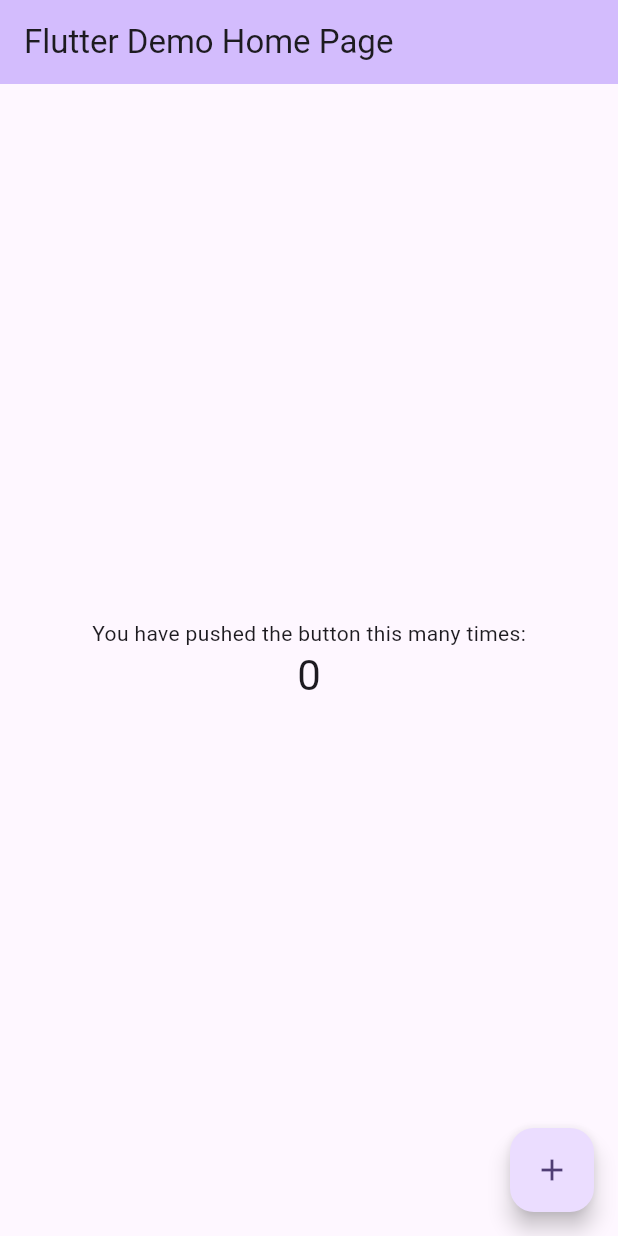
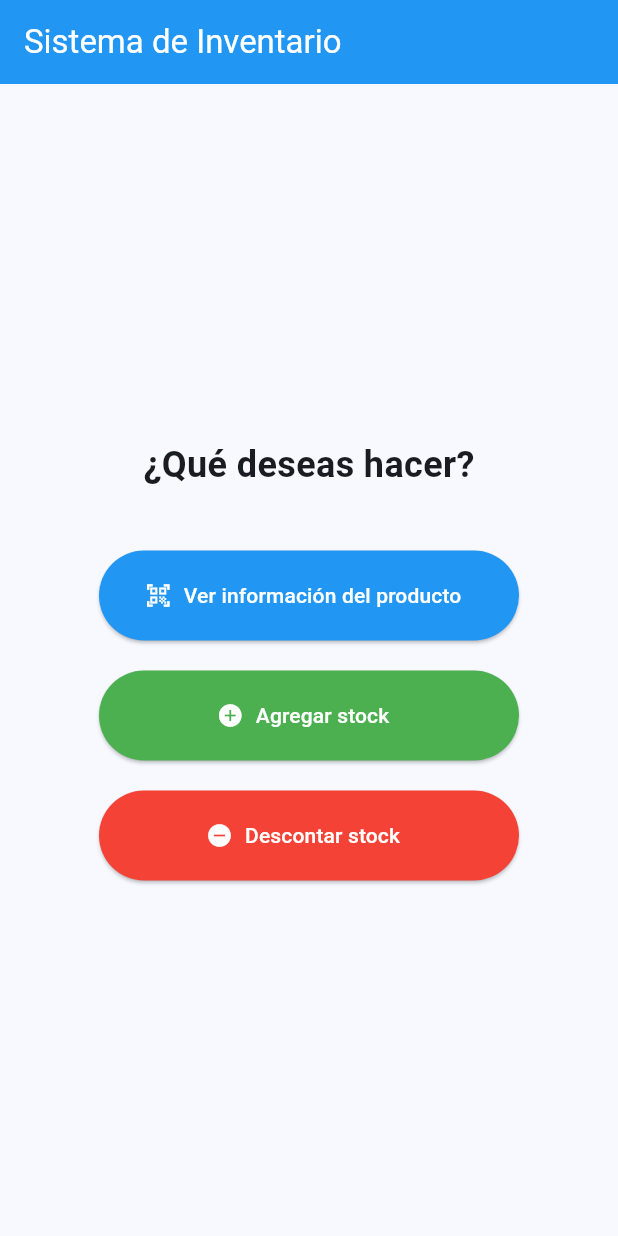
Before and after one commit to JoseVal2023/inventario-app, a Flutter app: the screen it shows after launch, on a phone screen of 412 x 824 dp. Run offline on Flutter 3.47's test engine with Material 3 defaults, Android fonts, the phone set to English and light mode, and no system bars; missing offline and left inert: mobile_scanner.

Commit message:
app: pantallas principales de Flutter completadas

```diff
--- a/app/lib/main.dart
+++ b/app/lib/main.dart
@@ -1,4 +1,5 @@
 import 'package:flutter/material.dart';
+import 'screens/home_screen.dart';
 
 void main() {
   runApp(const MyApp());
@@ -7,116 +8,15 @@ void main() {
 class MyApp extends StatelessWidget {
   const MyApp({super.key});
 
-  // This widget is the root of your application.
   @override
   Widget build(BuildContext context) {
     return MaterialApp(
-      title: 'Flutter Demo',
+      title: 'Inventario QR',
       theme: ThemeData(
-        // This is the theme of your application.
-        //
-        // TRY THIS: Try running your application with "flutter run". You'll see
-        // the application has a purple toolbar. Then, without quitting the app,
-        // try changing the seedColor in the colorScheme below to Colors.green
-        // and then invoke "hot reload" (save your changes or press the "hot
-        // reload" button in a Flutter-supported IDE, or press "r" if you used
-        // the command line to start the app).
-        //
-        // Notice that the counter didn't reset back to zero; the application
-        // state is not lost during the reload. To reset the state, use hot
-        // restart instead.
-        //
-        // This works for code too, not just values: Most code changes can be
-        // tested with just a hot reload.
-        colorScheme: .fromSeed(seedColor: Colors.deepPurple),
+        colorScheme: ColorScheme.fromSeed(seedColor: Colors.blue),
+        useMaterial3: true,
       ),
-      home: const MyHomePage(title: 'Flutter Demo Home Page'),
+      home: const HomeScreen(),
     );
   }
 }
-
-class MyHomePage extends StatefulWidget {
-  const MyHomePage({super.key, required this.title});
-
-  // This widget is the home page of your application. It is stateful, meaning
-  // that it has a State object (defined below) that contains fields that affect
-  // how it looks.
-
-  // This class is the configuration for the state. It holds the values (in this
-  // case the title) provided by the parent (in this case the App widget) and
-  // used by the build method of the State. Fields in a Widget subclass are
-  // always marked "final".
-
-  final String title;
-
-  @override
-  State<MyHomePage> createState() => _MyHomePageState();
-}
-
-class _MyHomePageState extends State<MyHomePage> {
-  int _counter = 0;
-
-  void _incrementCounter() {
-    setState(() {
-      // This call to setState tells the Flutter framework that something has
-      // changed in this State, which causes it to rerun the build method below
-      // so that the display can reflect the updated values. If we changed
-      // _counter without calling setState(), then the build method would not be
-      // called again, and so nothing would appear to happen.
-      _counter++;
-    });
-  }
-
-  @override
-  Widget build(BuildContext context) {
-    // This method is rerun every time setState is called, for instance as done
-    // by the _incrementCounter method above.
-    //
-    // The Flutter framework has been optimized to make rerunning build methods
-    // fast, so that you can just rebuild anything that needs updating rather
-    // than having to individually change instances of widgets.
-    return Scaffold(
-      appBar: AppBar(
-        // TRY THIS: Try changing the color here to a specific color (to
-        // Colors.amber, perhaps?) and trigger a hot reload to see the AppBar
-        // change color while the other colors stay the same.
-        backgroundColor: Theme.of(context).colorScheme.inversePrimary,
-        // Here we take the value from the MyHomePage object that was created by
-        // the App.build method, and use it to set our appbar title.
-        title: Text(widget.title),
-      ),
-      body: Center(
-        // Center is a layout widget. It takes a single child and positions it
-        // in the middle of the parent.
-        child: Column(
-          // Column is also a layout widget. It takes a list of children and
-          // arranges them vertically. By default, it sizes itself to fit its
-          // children horizontally, and tries to be as tall as its parent.
-          //
-          // Column has various properties to control how it sizes itself and
-          // how it positions its children. Here we use mainAxisAlignment to
-          // center the children vertically; the main axis here is the vertical
-          // axis because Columns are vertical (the cross axis would be
-          // horizontal).
-          //
-          // TRY THIS: Invoke "debug painting" (choose the "Toggle Debug Paint"
-          // action in the IDE, or press "p" in the console), to see the
-          // wireframe for each widget.
-          mainAxisAlignment: .center,
-          children: [
-            const Text('You have pushed the button this many times:'),
-            Text(
-              '$_counter',
-              style: Theme.of(context).textTheme.headlineMedium,
-            ),
-          ],
-        ),
-      ),
-      floatingActionButton: FloatingActionButton(
-        onPressed: _incrementCounter,
-        tooltip: 'Increment',
-        child: const Icon(Icons.add),
-      ),
-    );
-  }
-}
--- /dev/null
+++ b/app/lib/screens/home_screen.dart
@@ -0,0 +1,76 @@
+import 'package:flutter/material.dart';
+import 'scanner_screen.dart';
+
+class HomeScreen extends StatelessWidget {
+  const HomeScreen({super.key});
+
+  @override
+  Widget build(BuildContext context) {
+    return Scaffold(
+      appBar: AppBar(
+        title: const Text('Sistema de Inventario'),
+        backgroundColor: Colors.blue,
+        foregroundColor: Colors.white,
+      ),
+      body: Center(
+        child: Column(
+          mainAxisAlignment: MainAxisAlignment.center,
+          children: [
+            const Text(
+              '¿Qué deseas hacer?',
+              style: TextStyle(fontSize: 24, fontWeight: FontWeight.bold),
+            ),
+            const SizedBox(height: 40),
+            ElevatedButton.icon(
+              icon: const Icon(Icons.qr_code_scanner),
+              label: const Text('Ver información del producto'),
+              style: ElevatedButton.styleFrom(
+                minimumSize: const Size(280, 60),
+                backgroundColor: Colors.blue,
+                foregroundColor: Colors.white,
+              ),
+              onPressed: () => Navigator.push(
+                context,
+                MaterialPageRoute(
+                  builder: (context) => const ScannerScreen(accion: 'info'),
+                ),
+              ),
+            ),
+            const SizedBox(height: 20),
+            ElevatedButton.icon(
+              icon: const Icon(Icons.add_circle),
+              label: const Text('Agregar stock'),
+              style: ElevatedButton.styleFrom(
+                minimumSize: const Size(280, 60),
+                backgroundColor: Colors.green,
+                foregroundColor: Colors.white,
+              ),
+              onPressed: () => Navigator.push(
+                context,
+                MaterialPageRoute(
+                  builder: (context) => const ScannerScreen(accion: 'agregar'),
+                ),
+              ),
+            ),
+            const SizedBox(height: 20),
+            ElevatedButton.icon(
+              icon: const Icon(Icons.remove_circle),
+              label: const Text('Descontar stock'),
+              style: ElevatedButton.styleFrom(
+                minimumSize: const Size(280, 60),
+                backgroundColor: Colors.red,
+                foregroundColor: Colors.white,
+              ),
+              onPressed: () => Navigator.push(
+                context,
+                MaterialPageRoute(
+                  builder: (context) => const ScannerScreen(accion: 'descontar'),
+                ),
+              ),
+            ),
+          ],
+        ),
+      ),
+    );
+  }
+}
--- a/app/pubspec.yaml
+++ b/app/pubspec.yaml
@@ -34,6 +34,9 @@ dependencies:
   # The following adds the Cupertino Icons font to your application.
   # Use with the CupertinoIcons class for iOS style icons.
   cupertino_icons: ^1.0.8
+  http: ^1.6.0
+  mobile_scanner: ^7.2.0
+  qr_flutter: ^4.1.0
 
 dev_dependencies:
   flutter_test:
```
Also changed, not shown: app/lib/screens/resultado_screen.dart (added, +124 -0 lines), app/lib/screens/scanner_screen.dart (added, +73 -0 lines), app/pubspec.lock, 1 other file.
